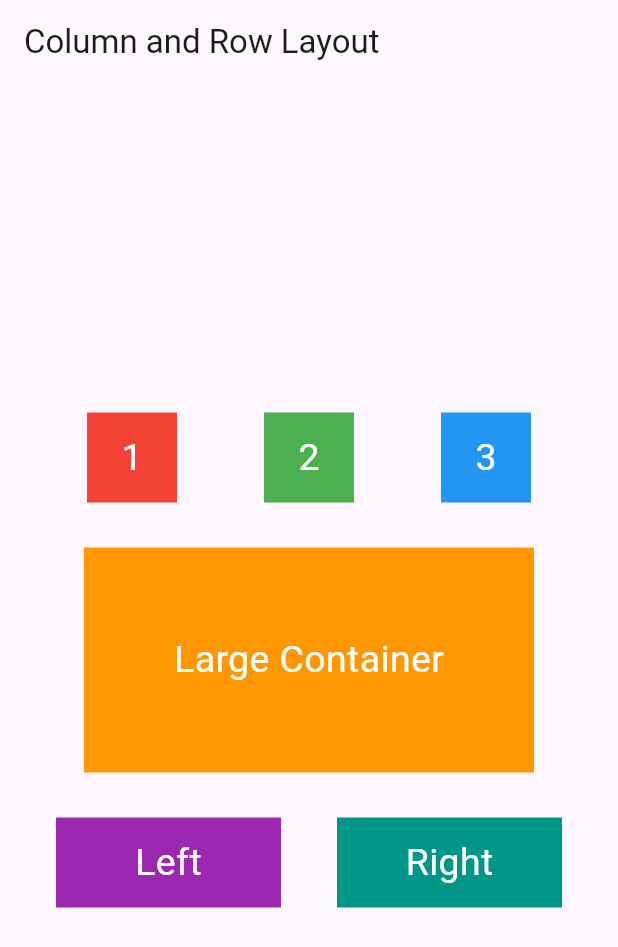
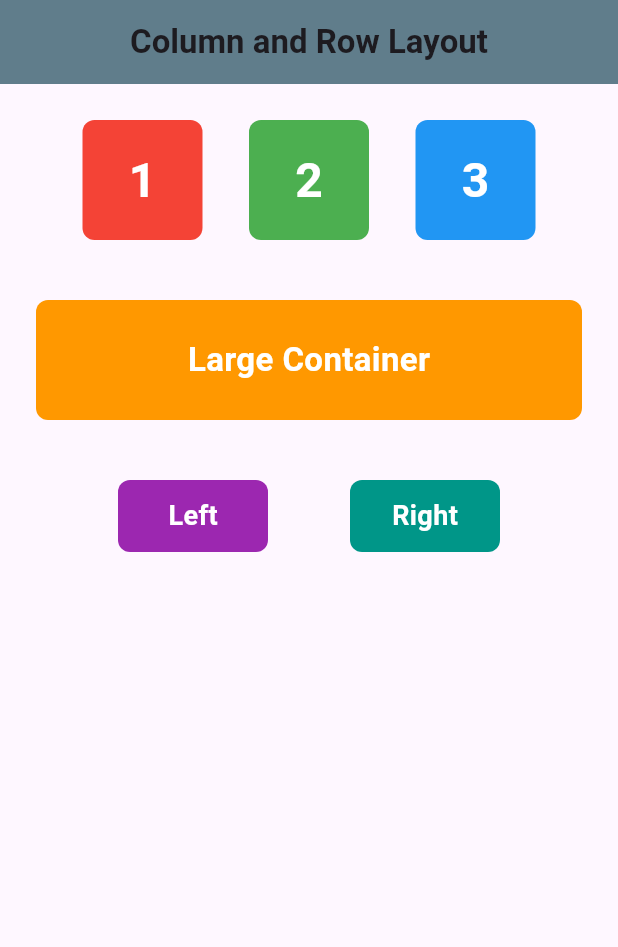
Before and after one commit to rafirahman61/1061_FA_9, a Flutter app: the screen it shows after launch, on a phone screen of 412 x 824 dp. Shown: the top 947 px of the screen. Run offline on Flutter 3.47's test engine with Material 3 defaults, Android fonts, the phone set to English and light mode, and no system bars.

Commit message:
main.dart

```diff
--- a/lib/main.dart
+++ b/lib/main.dart
@@ -1,64 +1,106 @@
 import 'package:flutter/material.dart';
 
 void main() {
-  runApp(MyApp());
+  runApp(MyLayoutApp());
 }
 
-class MyApp extends StatelessWidget {
+class MyLayoutApp extends StatelessWidget {
   @override
   Widget build(BuildContext context) {
     return MaterialApp(
       home: Scaffold(
-        appBar: AppBar(title: Text('Column and Row Layout')),
-        body: Column(
-          mainAxisAlignment: MainAxisAlignment.center,
-          children: <Widget>[
+        appBar: AppBar(
+          title: const Text(
+            'Column and Row Layout',
+            style: TextStyle(fontWeight: FontWeight.bold),
+          ),
+          centerTitle: true,
+          backgroundColor: Colors.blueGrey,
+        ),
+        body: Padding(
+          padding: const EdgeInsets.all(24.0),
+          child: Column(
+            mainAxisAlignment: MainAxisAlignment.start,
+            children: [
               Row(
                 mainAxisAlignment: MainAxisAlignment.spaceEvenly,
-              children: <Widget>[
-                buildBox('1', Colors.red),
-                buildBox('2', Colors.green),
-                buildBox('3', Colors.blue),
+                children: [
+                  _numberBox('1', Colors.red),
+                  _numberBox('2', Colors.green),
+                  _numberBox('3', Colors.blue),
                 ],
               ),
-            SizedBox(height: 30),
+              const SizedBox(height: 40),
+
               Container(
+                width: 560,
+                height: 80,
+                alignment: Alignment.center,
+                decoration: BoxDecoration(
                   color: Colors.orange,
-              width: 300,
-              height: 150,
-              child: Center(
-                child: Text(
+                  borderRadius: BorderRadius.circular(8),
+                ),
+                child: const Text(
                   'Large Container',
-                  style: TextStyle(color: Colors.white, fontSize: 25),
+                  style: TextStyle(
+                    color: Colors.white,
+                    fontSize: 22,
+                    fontWeight: FontWeight.bold,
                   ),
                 ),
               ),
-            SizedBox(height: 30),
+              const SizedBox(height: 40),
+
               Row(
                 mainAxisAlignment: MainAxisAlignment.spaceEvenly,
-              children: <Widget>[
-                buildBox('Left', Colors.purple, width: 150),
-                buildBox('Right', Colors.teal, width: 150),
+                children: [
+                  _customButton('Left', Colors.purple),
+                  _customButton('Right', Colors.teal),
                 ],
               ),
             ],
           ),
         ),
+      ),
     );
   }
 
-  Widget buildBox(
-    String text,
-    Color color, {
-    double width = 60,
-    double height = 60,
-  }) {
+  Widget _numberBox(String number, Color color) {
     return Container(
+      width: 80,
+      height: 80,
+      alignment: Alignment.center,
+      decoration: BoxDecoration(
         color: color,
-      width: width,
-      height: height,
-      child: Center(
-        child: Text(text, style: TextStyle(color: Colors.white, fontSize: 25)),
+        borderRadius: BorderRadius.circular(8),
+      ),
+      child: Text(
+        number,
+        style: const TextStyle(
+          color: Colors.white,
+          fontSize: 32,
+          fontWeight: FontWeight.bold,
+        ),
+      ),
+    );
+  }
+
+  Widget _customButton(String label, Color color) {
+    return Container(
+      width: 100,
+      height: 48,
+      alignment: Alignment.center,
+      decoration: BoxDecoration(
+        color: color,
+        borderRadius: BorderRadius.circular(8),
+      ),
+      child: Text(
+        label,
+        style: const TextStyle(
+          color: Colors.white,
+          fontSize: 18,
+          fontWeight: FontWeight.bold,
+        ),
       ),
     );
   }
```
Lines whose indentation alone changed are shown as unchanged.
